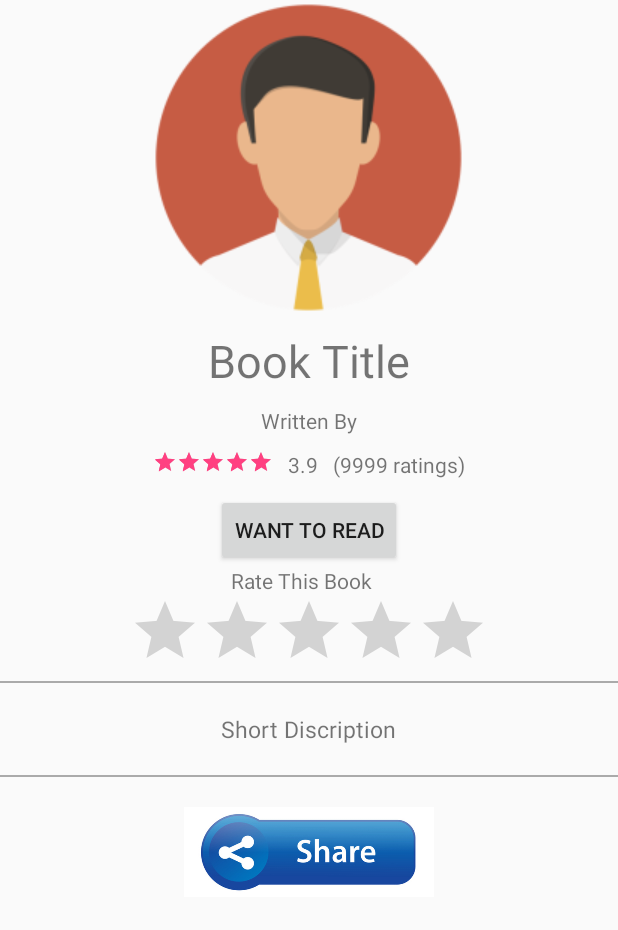
After one commit to Taha-Hussain/books-gram, an Android app: the BookDetailActivity screen opened directly, with no data from a screen before it, on a phone screen of 412 x 824 dp. The commit adds this screen. Shown: the top 930 px of the screen. Run offline under Robolectric (Android 15) with nearby library versions, the phone set to English and light mode, and no system bars.

Commit message:
Setting Url In String File And Adding Book Detail Page
Setting Url In String File And Adding Book Detail Page

```diff
--- a/app/src/main/AndroidManifest.xml
+++ b/app/src/main/AndroidManifest.xml
@@ -25,6 +25,7 @@
     <activity android:name=".ForgetPasswordActivity"></activity>
     <activity android:name=".MainActivity"></activity>
     <activity android:name=".GenreActivity"></activity>
+    <activity android:name=".BookDetailActivity"></activity>
 
     <!--<activity-->
             <!--android:name=".MainActivity"-->
--- /dev/null
+++ b/app/src/main/java/com/ticktech/booksgram/BookDetailActivity.java
@@ -0,0 +1,14 @@
+package com.ticktech.booksgram;
+
+import android.content.Context;
+import android.os.Bundle;
+import android.support.v7.app.AppCompatActivity;
+
+public class BookDetailActivity extends AppCompatActivity {
+    Context context;
+    protected void onCreate(Bundle savedInstanceState) {
+        super.onCreate(savedInstanceState);
+        setContentView(R.layout.activity_book_detail);
+        context = this;
+    }
+}
--- a/app/src/main/java/com/ticktech/booksgram/ForgetPasswordActivity.java
+++ b/app/src/main/java/com/ticktech/booksgram/ForgetPasswordActivity.java
@@ -115,8 +115,9 @@ public class ForgetPasswordActivity extends AppCompatActivity {
 
     public String loginRequestToWebServer(String mEmail) {
 
-        String url = "http://bookgram.000webhostapp.com/app/forgetPassword.php";
-//      String url = "http://friendsfashion.net/android/book/forgetPassword.php";
+
+        String rootUrl = getResources().getString(R.string.server_url);
+        String url = rootUrl+"forgetPassword.php";
         String strResponse = "No response";
 
         HttpClient httpclient = new DefaultHttpClient();
--- a/app/src/main/java/com/ticktech/booksgram/MainActivity.java
+++ b/app/src/main/java/com/ticktech/booksgram/MainActivity.java
@@ -126,6 +126,9 @@ public class MainActivity extends AppCompatActivity
                 fragment = new ProfileFragment();
                 break;
 
+            case R.id.nav_settings:
+                break;
+
             case R.id.nav_logout:
                 Intent mintent = new Intent(this, LoginActivity.class);
                 startActivity(mintent);
--- a/app/src/main/java/com/ticktech/booksgram/parser/FavGenresCountApi.java
+++ b/app/src/main/java/com/ticktech/booksgram/parser/FavGenresCountApi.java
@@ -3,6 +3,9 @@ package com.ticktech.booksgram.parser;
 import android.content.Context;
 import android.content.SharedPreferences;
 import android.preference.PreferenceManager;
+
+import com.ticktech.booksgram.R;
+
 import org.apache.http.HttpResponse;
 import org.apache.http.client.HttpClient;
 import org.apache.http.client.methods.HttpGet;
@@ -23,7 +26,8 @@ public class FavGenresCountApi {
 
         HttpClient httpClient = new DefaultHttpClient();
 //        HttpGet httpGet = new HttpGet("https://bookgram.000webhostapp.com/app/getUserCategories.php?email="+strEmail);
-        HttpGet httpGet = new HttpGet("http://192.168.8.103:81/CheckBoxListView/getUserCategoriesCount.php?email="+strEmail);
+        String rootUrl = context.getResources().getString(R.string.server_url);
+        HttpGet httpGet = new HttpGet(rootUrl+"getUserCategoriesCount.php?email="+strEmail);
 
         String response = "";
 
--- a/app/src/main/java/com/ticktech/booksgram/parser/FavouriteGenresJsonParser.java
+++ b/app/src/main/java/com/ticktech/booksgram/parser/FavouriteGenresJsonParser.java
@@ -4,6 +4,7 @@ import android.content.Context;
 import android.content.SharedPreferences;
 import android.preference.PreferenceManager;
 
+import com.ticktech.booksgram.R;
 import com.ticktech.booksgram.model.Books;
 import com.ticktech.booksgram.model.Genres;
 //import com.ticktech.booksgram.service.HttpService;
@@ -32,7 +33,8 @@ public class FavouriteGenresJsonParser {
         String JsonFavouriteGenres = "";
         HttpClient httpClient = new DefaultHttpClient();
 
-        HttpGet httpGet = new HttpGet("http://192.168.8.103:81/CheckBoxListView/getFavouriteCategories.php?email="+strEmail);
+        String rootUrl = context.getResources().getString(R.string.server_url);
+        HttpGet httpGet = new HttpGet(rootUrl+"getFavouriteCategories.php?email="+strEmail);
         try {
             HttpResponse httpResponse = httpClient.execute(httpGet);
             JsonFavouriteGenres = EntityUtils.toString(httpResponse.getEntity());
--- a/app/src/main/java/com/ticktech/booksgram/parser/InsertUpdateFavouriteGenresApi.java
+++ b/app/src/main/java/com/ticktech/booksgram/parser/InsertUpdateFavouriteGenresApi.java
@@ -3,6 +3,9 @@ package com.ticktech.booksgram.parser;
         import android.content.Context;
         import android.content.SharedPreferences;
         import android.preference.PreferenceManager;
+
+        import com.ticktech.booksgram.R;
+
         import org.apache.http.HttpResponse;
         import org.apache.http.NameValuePair;
         import org.apache.http.client.HttpClient;
@@ -24,7 +27,8 @@ public class InsertUpdateFavouriteGenresApi {
 
         HttpClient httpClient = new DefaultHttpClient();
 
-        HttpPost httpPost = new HttpPost("http://192.168.8.103:81/CheckBoxListView/insertUpdateFavouriteCategories.php");
+        String rootUrl = context.getResources().getString(R.string.server_url);
+        HttpPost httpPost = new HttpPost(rootUrl+"insertUpdateFavouriteCategories.php");
         try {
 
             ArrayList<NameValuePair> nameValuePairs= new ArrayList<NameValuePair>();
--- /dev/null
+++ b/app/src/main/res/layout/activity_book_detail.xml
@@ -0,0 +1,111 @@
+<LinearLayout  xmlns:android="http://schemas.android.com/apk/res/android"
+    android:layout_width="match_parent"
+    android:layout_height="match_parent"
+    android:orientation="vertical">
+
+
+    <ImageView
+        android:layout_width="wrap_content"
+        android:layout_height="wrap_content"
+        android:layout_gravity="center_horizontal"
+        android:src="@drawable/profile"/>
+    <android.support.v7.widget.AppCompatTextView
+        android:layout_width="wrap_content"
+        android:layout_height="wrap_content"
+        android:text="Book Title"
+        android:layout_gravity="center_horizontal"
+        android:textSize="30dp"
+        android:paddingTop="10dp" />
+    <android.support.v7.widget.AppCompatTextView
+        android:layout_width="wrap_content"
+        android:layout_height="wrap_content"
+        android:text="Written By"
+        android:layout_gravity="center_horizontal"
+        android:paddingTop="10dp" />
+    <LinearLayout
+        android:layout_width="wrap_content"
+        android:layout_height="wrap_content"
+        android:orientation="horizontal"
+        android:layout_gravity="center_horizontal"
+        android:paddingTop="10dp" >
+        <RatingBar
+            android:id="@+id/book_ratingbar_output" style="?android:attr/ratingBarStyleSmall"
+            android:layout_width="wrap_content"
+            android:layout_height="wrap_content"
+            android:rating="5"
+            android:isIndicator="true"
+            android:focusable="false"
+            android:clickable="false"
+            android:numStars="5"
+            />
+        <android.support.v7.widget.AppCompatTextView
+            android:layout_width="wrap_content"
+            android:layout_height="wrap_content"
+            android:text="3.9"
+            android:paddingLeft="10dp"
+            android:layout_gravity="center_horizontal"
+            />
+        <android.support.v7.widget.AppCompatTextView
+            android:layout_width="wrap_content"
+            android:layout_height="wrap_content"
+            android:text="(9999 ratings)"
+            android:paddingLeft="10dp"
+            android:layout_gravity="center_horizontal"
+            />
+    </LinearLayout>
+    <Button
+        android:layout_width="wrap_content"
+        android:layout_height="wrap_content"
+        android:text="Want To Read"
+        android:layout_marginTop="10dp"
+        android:layout_gravity="center_horizontal"/>
+
+    <!--<LinearLayout-->
+        <!--android:layout_width="wrap_content"-->
+        <!--android:layout_height="wrap_content"-->
+        <!--android:orientation="horizontal"-->
+        <!--android:layout_gravity="center_horizontal"-->
+        <!--android:paddingTop="10dp"-->
+        <!--android:paddingBottom="10dp">-->
+
+        <android.support.v7.widget.AppCompatTextView
+            android:layout_width="wrap_content"
+            android:layout_height="wrap_content"
+            android:text="Rate This Book"
+            android:paddingRight="10dp"
+            android:layout_gravity="center_horizontal"
+            />
+        <RatingBar
+            android:id="@+id/book_ratingbar_input"
+            android:layout_width="wrap_content"
+            android:layout_height="wrap_content"
+            android:stepSize="1.0"
+            android:layout_gravity="center_horizontal"
+            android:numStars="5"
+            />
+    <!--</LinearLayout>-->
+    <View
+        android:layout_width="match_parent"
+        android:layout_height="1dp"
+        android:background="@android:color/darker_gray"/>
+    <android.support.v7.widget.AppCompatTextView
+        android:layout_width="wrap_content"
+        android:layout_height="wrap_content"
+        android:text="Short Discription"
+        android:paddingTop="20dp"
+        android:paddingBottom="20dp"
+        android:textSize="15dp"
+        android:layout_gravity="center_horizontal"
+        />
+    <View
+        android:layout_width="match_parent"
+        android:layout_height="1dp"
+        android:background="@android:color/darker_gray"/>
+    <ImageView
+        android:id="@+id/row_share_button"
+        android:layout_width="250px"
+        android:layout_height="150px"
+        android:src="@drawable/share_button"
+        android:layout_gravity="center_horizontal"/>
+
+</LinearLayout>
--- a/app/src/main/res/values/strings.xml
+++ b/app/src/main/res/values/strings.xml
@@ -8,6 +8,9 @@
 
     <!-- TODO: Remove or change this placeholder text -->
     <string name="hello_blank_fragment">Hello blank fragment</string>
+    <!--<string name="server_url">http://192.168.8.107:81/</string>-->
+    <string name="server_url">http://friendsfashion.net/android/book/</string>
+    <!--<string name="server_url">https://bookgram.000webhostapp.com/app/</string>-->
 
     <string name="type_prompt">Choose a Type</string>
 
--- a/app/src/main/res/values/styles.xml
+++ b/app/src/main/res/values/styles.xml
@@ -33,7 +33,6 @@
     </style>
 
     <style name="AppTheme.AppBarOverlay" parent="ThemeOverlay.AppCompat.Dark.ActionBar" />
-
     <style name="AppTheme.PopupOverlay" parent="ThemeOverlay.AppCompat.Light" />
 
 </resources>
```
Also changed, not shown: app/src/main/java/com/ticktech/booksgram/LoginActivity.java (+16 -7 lines), app/src/main/java/com/ticktech/booksgram/RegisterActivity.java (+2 -24 lines), app/src/main/java/com/ticktech/booksgram/adapter/BookAdapter.java (+11 -44 lines), app/src/main/java/com/ticktech/booksgram/parser/BooksJsonParser.java (+6 -1 lines).
